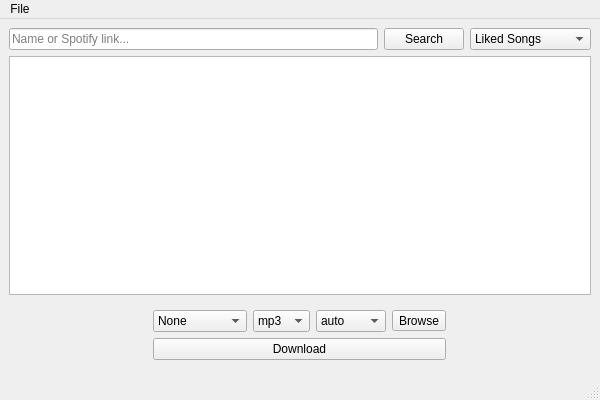
Qt form spotdl_gui/views/mainwindow.ui (nozwock/spotdl_gui) before a commit.
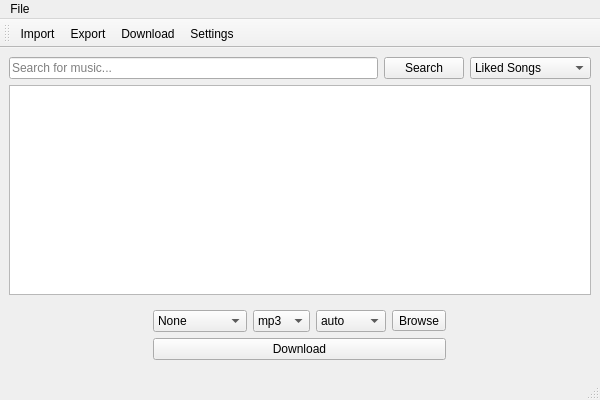
The same form after that commit. Icons and pictures are not drawn.

Commit message: Toolbar idea

```diff
--- a/spotdl_gui/views/mainwindow.ui
+++ b/spotdl_gui/views/mainwindow.ui
@@ -31,7 +31,7 @@
            <string/>
           </property>
           <property name="placeholderText">
-           <string>Name or Spotify link...</string>
+           <string>Search for music...</string>
           </property>
          </widget>
         </item>
@@ -257,21 +257,67 @@
    </widget>
    <addaction name="menuFile"/>
   </widget>
-  <action name="actionFile">
-   <property name="text">
-    <string>File</string>
+  <widget class="QToolBar" name="toolBar">
+   <property name="windowTitle">
+    <string>toolBar</string>
    </property>
-  </action>
-  <action name="actionPick_output_folder">
-   <property name="text">
-    <string>Pick output folder</string>
-   </property>
-  </action>
+   <attribute name="toolBarArea">
+    <enum>TopToolBarArea</enum>
+   </attribute>
+   <attribute name="toolBarBreak">
+    <bool>false</bool>
+   </attribute>
+   <addaction name="actionImport"/>
+   <addaction name="actionExport"/>
+   <addaction name="actionDownload"/>
+   <addaction name="actionSettings"/>
+  </widget>
   <action name="actionOpen_SpotDL_config_folder">
    <property name="text">
     <string>Open SpotDL Config Folder</string>
    </property>
   </action>
+  <action name="actionSettings">
+   <property name="text">
+    <string>Settings</string>
+   </property>
+   <property name="menuRole">
+    <enum>QAction::NoRole</enum>
+   </property>
+  </action>
+  <action name="actionDownload">
+   <property name="text">
+    <string>Download</string>
+   </property>
+   <property name="toolTip">
+    <string>Download selected</string>
+   </property>
+   <property name="menuRole">
+    <enum>QAction::NoRole</enum>
+   </property>
+  </action>
+  <action name="actionExport">
+   <property name="text">
+    <string>Export</string>
+   </property>
+   <property name="toolTip">
+    <string>Export fetched song list to a file</string>
+   </property>
+   <property name="menuRole">
+    <enum>QAction::NoRole</enum>
+   </property>
+  </action>
+  <action name="actionImport">
+   <property name="text">
+    <string>Import</string>
+   </property>
+   <property name="toolTip">
+    <string>Import exported songs list</string>
+   </property>
+   <property name="menuRole">
+    <enum>QAction::NoRole</enum>
+   </property>
+  </action>
  </widget>
  <resources/>
  <connections/>
```
The commit also changes 1 other file.
